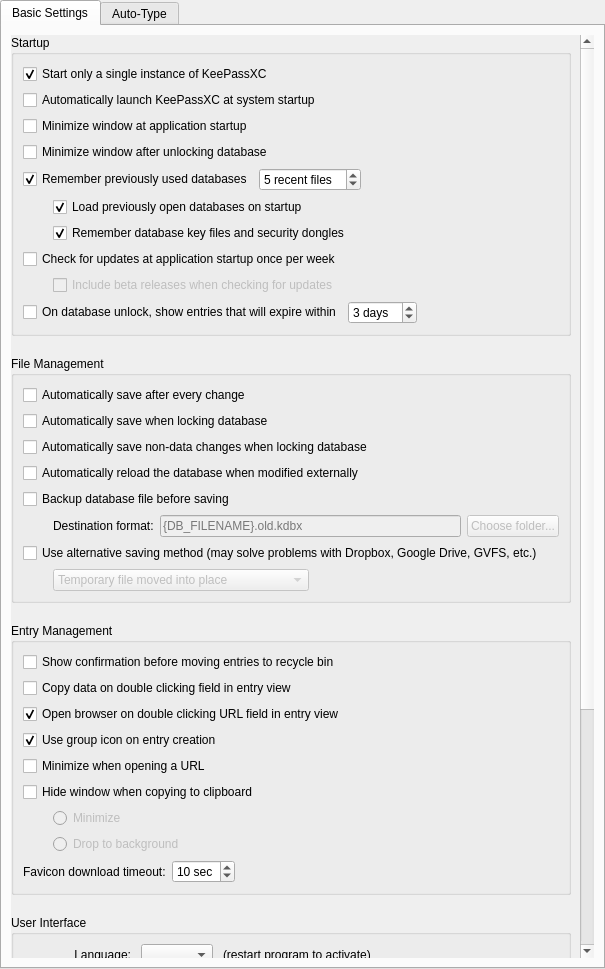
Before: the Qt Designer form src/gui/ApplicationSettingsWidgetGeneral.ui in OpenVireo/openvireo, drawn with Qt 5.
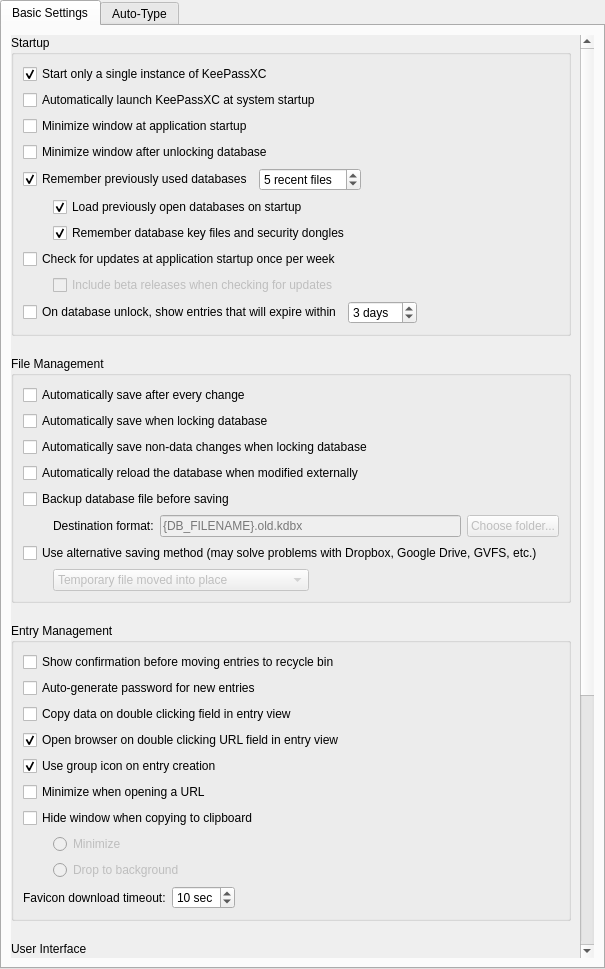
After: the same form once the commit is applied. Custom widgets are drawn as their Qt base class.

Commit message:
Add option to auto-generate a password for new entries (#12593)
* Closes #626

---------

What changed in the file:
```diff
--- a/src/gui/ApplicationSettingsWidgetGeneral.ui
+++ b/src/gui/ApplicationSettingsWidgetGeneral.ui
@@ -59,7 +59,7 @@
             <x>0</x>
             <y>0</y>
             <width>568</width>
-            <height>1202</height>
+            <height>1226</height>
            </rect>
           </property>
           <layout class="QVBoxLayout" name="verticalLayout_8">
@@ -539,6 +539,13 @@
                 </property>
                </widget>
               </item>
+              <item>
+               <widget class="QCheckBox" name="autoGeneratePasswordForNewEntriesCheckBox">
+                <property name="text">
+                 <string>Auto-generate password for new entries</string>
+                </property>
+               </widget>
+              </item>
               <item>
                <widget class="QCheckBox" name="EnableCopyOnDoubleClickCheckBox">
                 <property name="text">
```
The commit also changes 5 other files.
